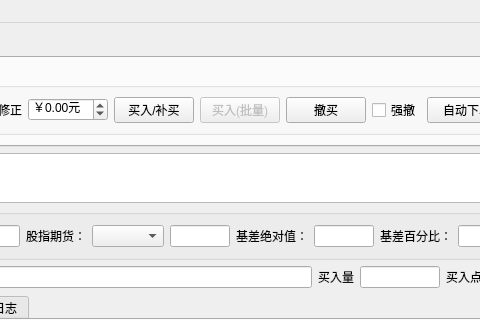
Above: dev/easytrader/tradeui.ui from unit-xx/xfiles before the change; both pictures show x 124 to 604 and y 0 to 320 of the 1297 by 615 pixel window. Below: the same form after it.
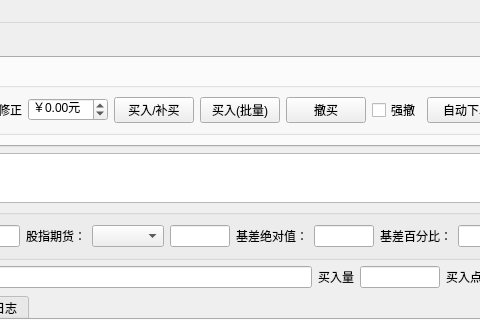
That is the form after the change. Icons and pictures are not drawn.

Commit message:
enable batch buy/sell button
minor fix in easytrader_lib.py

Patch:
```diff
--- a/dev/easytrader/tradeui.ui
+++ b/dev/easytrader/tradeui.ui
@@ -174,7 +174,7 @@
            <item row="0" column="5">
             <widget class="QPushButton" name="buyorder2">
              <property name="enabled">
-              <bool>false</bool>
+              <bool>true</bool>
              </property>
              <property name="text">
               <string>买入(批量)</string>
```
Left out of the diff: 2 changed lines with no effect on the pictures. The commit also changes 3 other files.
